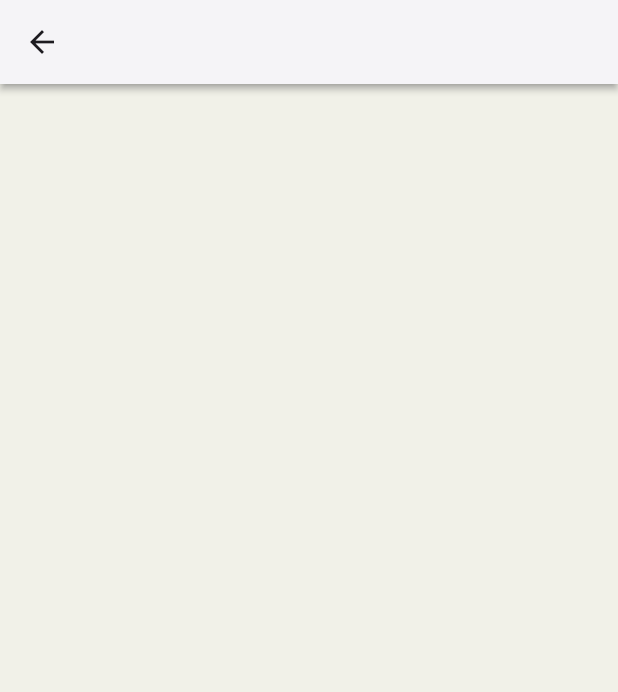
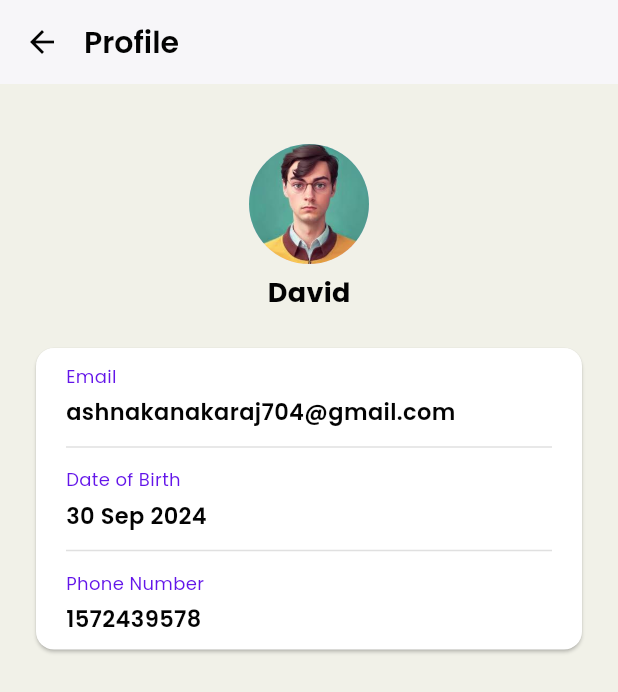
Before and after one commit to AshnaEP/ashna-tezda, a Flutter app: the ProfileScreen screen opened directly, on a phone screen of 412 x 824 dp. Shown: the top 692 px of the screen. Run offline on Flutter 3.47's test engine with Material 3 defaults, Android fonts, the phone set to English and light mode, and no system bars; our stand-ins replace flutter_rating_bar.

Commit message:
created profile screen

```diff
--- a/lib/feature/user/profile_screen.dart
+++ b/lib/feature/user/profile_screen.dart
@@ -1,5 +1,7 @@
 import 'package:flutter/material.dart';
 import 'package:task/styles/colors.dart';
+
+import '../../styles/text_styles.dart';
 
 class ProfileScreen extends StatefulWidget {
   const ProfileScreen({super.key});
@@ -15,9 +17,104 @@ class _ProfileScreenState extends State<ProfileScreen> {
         child: Scaffold(
           backgroundColor: backGroundColor,
           appBar: AppBar(
-            backgroundColor: Colors.white,
-            elevation: 2,
-            shadowColor: Colors.grey,
+            elevation: 1,
+            backgroundColor: whiteColor,
+            leading: InkWell(
+              onTap: (){
+                Navigator.pop(context);
+              },
+              child: const Icon(
+                Icons.arrow_back,
+                color: blackColor,
+              ),
+            ),
+            titleSpacing: 0,
+            title: Text(
+              'Profile',
+              style: appBarTitleTextStyle,
+            ),
+          ),
+          body: Column(
+            // mainAxisAlignment: MainAxisAlignment.center,
+            crossAxisAlignment: CrossAxisAlignment.center,
+            children: [
+              const SizedBox(height: 40),
+              const CircleAvatar(
+                radius: 40,
+                backgroundImage: AssetImage('assets/images/profile_pic.jpeg'),
+              ),
+              const SizedBox(height: 6),
+              Text(
+                'David',
+                style: nameTextStyle,
+              ),
+
+              const SizedBox(height: 20),
+
+              Padding(
+                padding: const EdgeInsets.only(left: 20,right: 20),
+                child: Card(
+                  elevation: 1,
+                  color: whiteColor,
+                  child: Container(
+                    width: double.infinity,
+                    padding: const EdgeInsets.only(top: 10,bottom: 10,left: 20,right: 20),
+                    child: Column(
+                      crossAxisAlignment: CrossAxisAlignment.start,
+                      children: [
+                        Text(
+                            'Email',
+                          style: profileTitleTextStyle,
+                        ),
+
+                        const SizedBox(height: 5),
+
+                        Text(
+                            'ashnakanakaraj704@gmail.com',
+                          style: profileDataTextStyle,
+                        ),
+
+                        const SizedBox(height: 5),
+
+                         Divider(color: Colors.grey.shade300),
+
+                        const SizedBox(height: 5),
+
+                        Text(
+                            'Date of Birth',
+                          style: profileTitleTextStyle,
+                        ),
+
+                        const SizedBox(height: 5),
+
+                        Text(
+                            '30 Sep 2024',
+                          style: profileDataTextStyle,
+                        ),
+
+                        const SizedBox(height: 5),
+
+                        Divider(color: Colors.grey.shade300),
+
+                        const SizedBox(height: 5),
+
+                    Text(
+                        'Phone Number',
+                      style: profileTitleTextStyle,
+                    ),
+
+                    const SizedBox(height: 5),
+
+                    Text(
+                        '1572439578',
+                      style: profileDataTextStyle,
+                    ),
+                      ],
+                    ),
+                  ),
+                ),
+              ),
+            ],
           ),
         )
     );
--- a/lib/main.dart
+++ b/lib/main.dart
@@ -1,6 +1,7 @@
 import 'package:flutter/material.dart';
 import 'package:task/feature/auth/sing_in_tab.dart';
 import 'package:task/feature/product/product_list_screen.dart';
+import 'package:task/feature/user/profile_screen.dart';
 
 void main() {
   runApp(const MyApp());
@@ -18,7 +19,7 @@ class MyApp extends StatelessWidget {
         colorScheme: ColorScheme.fromSeed(seedColor: Colors.deepPurple),
         useMaterial3: true,
       ),
-      home: const ProductListScreen(),
+      home: const ProfileScreen(),
     );
   }
 }
--- a/lib/styles/colors.dart
+++ b/lib/styles/colors.dart
@@ -17,3 +17,7 @@ const ratingStarColor = Color.fromRGBO(255, 191, 0, 1);
 const categoryTextColor = Color.fromRGBO(80,80,80,1);
 
 const hintColor = Color.fromRGBO(147, 147, 147,1);
+
+const profileTitleColor = Color.fromRGBO(99, 21, 233,1);
+
+const dividerColor = Color.fromRGBO(247, 247, 247, 1);
--- a/lib/styles/text_styles.dart
+++ b/lib/styles/text_styles.dart
@@ -84,3 +84,27 @@ TextStyle signUpOptionTextStyle = const TextStyle(
   fontSize: 14,
   color: greenTextColor,
 );
+
+TextStyle appBarTitleTextStyle = const TextStyle(
+  fontFamily: _secondaryFont,
+  color: blackColor,
+  fontSize: 20,
+);
+
+TextStyle profileTitleTextStyle = const TextStyle(
+  fontFamily: _primaryFont,
+  color: profileTitleColor,
+  fontSize: 12,
+);
+
+TextStyle profileDataTextStyle = const TextStyle(
+  fontFamily: _secondaryFont,
+  color: blackColor,
+  fontSize: 15,
+);
+
+TextStyle nameTextStyle = const TextStyle(
+  fontFamily: _tertiaryFont,
+  color: blackColor,
+  fontSize: 18,
+);
--- a/pubspec.yaml
+++ b/pubspec.yaml
@@ -65,6 +65,7 @@ flutter:
   assets:
     - assets/images/login_card_image.png
     - assets/images/tezda_logo.png
+    - assets/images/profile_pic.jpeg
 
   # An image asset can refer to one or more resolution-specific "variants", see
   # https://flutter.dev/assets-and-images/#resolution-aware
```
Also changed, not shown: assets/images/profile_pic.jpeg (added).
